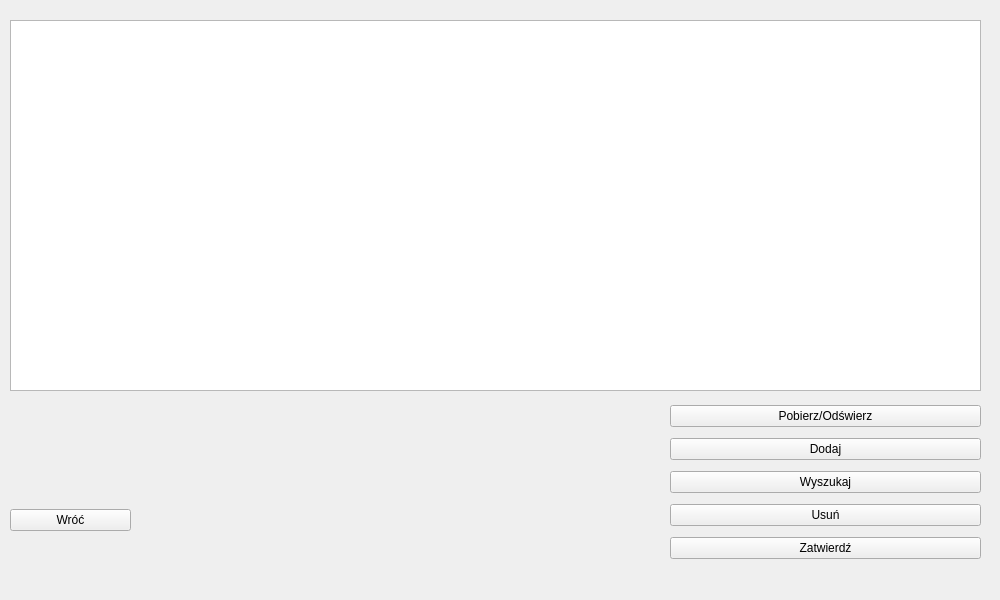
Old version of the form przegladarkiRozlaczne/naprawy.ui in the repository margap1998/Bazy-danych-taxi.
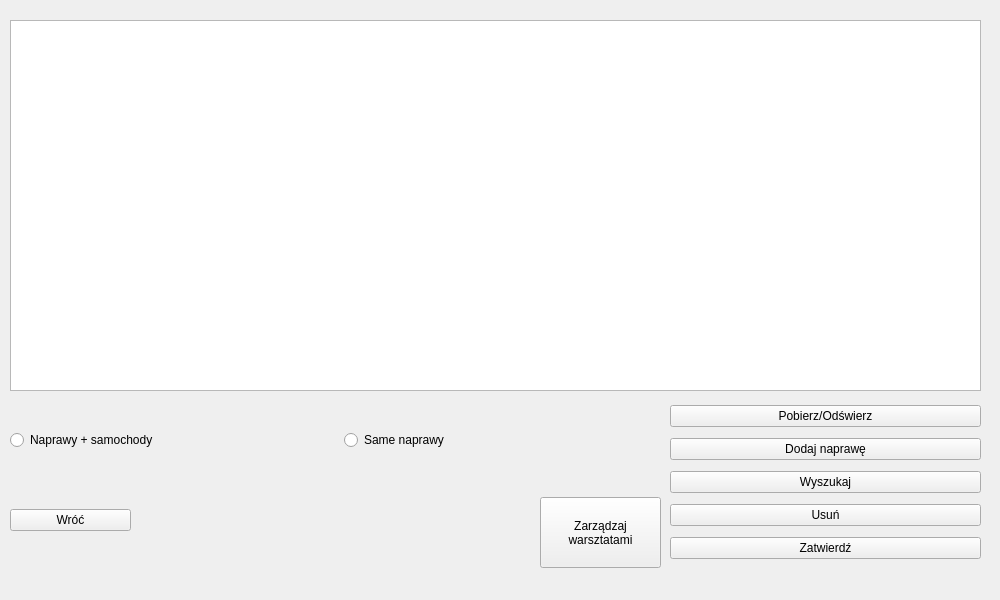
New version of the form.

Diff of the .ui file:
```diff
--- a/przegladarkiRozlaczne/naprawy.ui
+++ b/przegladarkiRozlaczne/naprawy.ui
@@ -74,7 +74,7 @@
     <item>
      <widget class="QPushButton" name="DodajButton_2">
       <property name="text">
-       <string>Dodaj</string>
+       <string>Dodaj naprawę</string>
       </property>
      </widget>
     </item>
@@ -110,7 +110,57 @@
      <height>80</height>
     </rect>
    </property>
-   <layout class="QHBoxLayout" name="opcjeBazy"/>
+   <layout class="QHBoxLayout" name="opcjeBazy">
+    <item>
+     <widget class="QRadioButton" name="napSam">
+      <property name="text">
+       <string>Naprawy + samochody</string>
+      </property>
+     </widget>
+    </item>
+    <item>
+     <widget class="QRadioButton" name="naprawy_2">
+      <property name="text">
+       <string>Same naprawy</string>
+      </property>
+     </widget>
+    </item>
+   </layout>
+  </widget>
+  <widget class="QPushButton" name="pushButton">
+   <property name="geometry">
+    <rect>
+     <x>540</x>
+     <y>497</y>
+     <width>121</width>
+     <height>71</height>
+    </rect>
+   </property>
+   <property name="sizePolicy">
+    <sizepolicy hsizetype="Minimum" vsizetype="Fixed">
+     <horstretch>0</horstretch>
+     <verstretch>0</verstretch>
+    </sizepolicy>
+   </property>
+   <property name="baseSize">
+    <size>
+     <width>0</width>
+     <height>0</height>
+    </size>
+   </property>
+   <property name="text">
+    <string>Zarządzaj
+warsztatami</string>
+   </property>
+   <property name="autoDefault">
+    <bool>false</bool>
+   </property>
+   <property name="default">
+    <bool>false</bool>
+   </property>
+   <property name="flat">
+    <bool>false</bool>
+   </property>
   </widget>
  </widget>
  <resources/>
```
